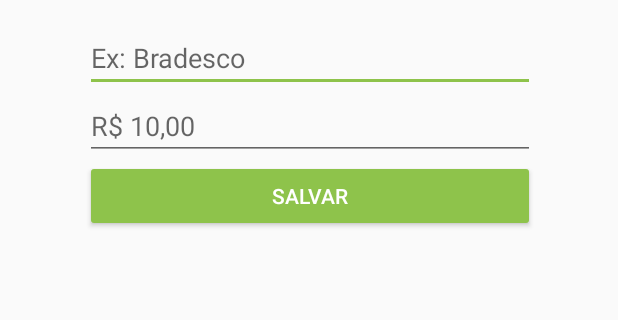
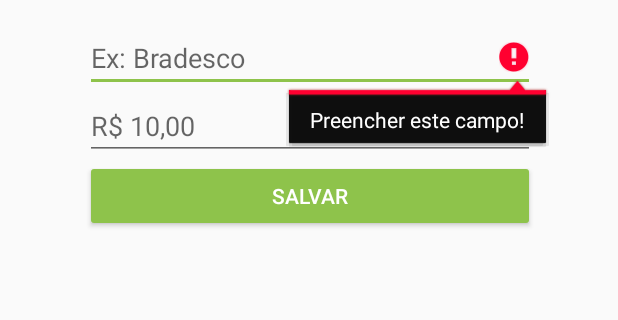
Before and after one commit to samukamuniz/BillsPaid_2, an Android app: the CriarContaActivity screen opened directly, with no data from a screen before it, after a tap on "SALVAR", on a phone screen of 412 x 824 dp, the part 582-902 px from its top. Run offline under Robolectric (Android 15) with nearby library versions, the phone set to English and light mode, and no system bars; our stand-ins replace Firebase (no records; nobody signed in at launch, a user with empty details on screens opened directly); 2 statements that could not run were skipped.

Commit message:
Criar conta

```diff
--- a/app/src/main/java/com/samuniz/billspaid2/CriarContaActivity.java
+++ b/app/src/main/java/com/samuniz/billspaid2/CriarContaActivity.java
@@ -2,12 +2,73 @@ package com.samuniz.billspaid2;
 
 import android.support.v7.app.AppCompatActivity;
 import android.os.Bundle;
+import android.view.View;
+import android.widget.EditText;
+
+import com.google.firebase.auth.FirebaseAuth;
+import com.google.firebase.auth.FirebaseUser;
+import com.google.firebase.database.DatabaseReference;
+import com.google.firebase.database.FirebaseDatabase;
+
+import java.util.HashMap;
+import java.util.Map;
 
 public class CriarContaActivity extends AppCompatActivity {
+
+    //Definição de variáveis a ser usada nessa activity
+    private FirebaseAuth mAuth;
+    private FirebaseUser user;
+    private FirebaseDatabase database;
+    private DatabaseReference bdReference;
+
+    private Conta contaUser;
+
+    //Campos declarados no Layout da Activity
+    private EditText editConta;
+    private EditText editValor;
 
     @Override
     protected void onCreate(Bundle savedInstanceState) {
         super.onCreate(savedInstanceState);
         setContentView(R.layout.activity_criar_conta);
+
+        mAuth = SingletonFirebase.getAutenticacao(); //Acessando autenticação via SingletonFirebase
+
+        contaUser = getIntent().getParcelableExtra("conta");
+        //Aqui se conecta as variáveis do Layout com o código da activity
+        editConta = findViewById(R.id.contaDesc);
+        editValor = findViewById(R.id.contaValor);
+
+        editConta.setText(contaUser.getDescricaoConta());
+        editValor.setText(contaUser.getValorConta());
+    }
+
+    public void salvarConta(View view){
+        String account = editConta.getText().toString().trim();
+        String amount = editValor.getText().toString().trim();
+
+        if(account.equals("")){
+            editConta.setError("Preencher este campo!");
+            editConta.requestFocus();
+            return;
+        }
+        if(amount.equals("")){
+            editValor.setError("Preencher este campo!");
+            editValor.requestFocus();
+            return;
+        }
+
+        user = SingletonFirebase.getUser();
+        database = SingletonFirebase.getDatabase();
+        bdReference = SingletonFirebase.getReferenciaFirebase("users/" + user.getUid() + "/accounts");
+
+        //Mapeando os dados para salvar
+        Map<String, Object> userAccounts = new HashMap<>();
+        userAccounts.put("conta", account);
+        userAccounts.put("valor", amount);
+
+        bdReference.setValue(userAccounts);
+        finish();
+
     }
 }
```
